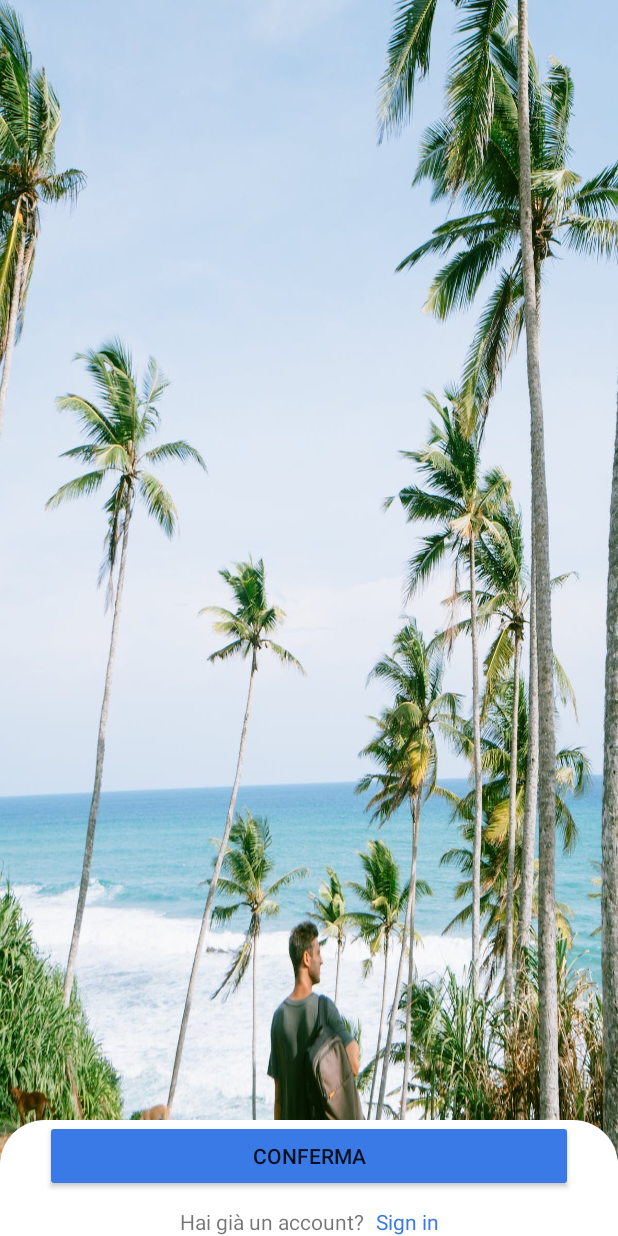
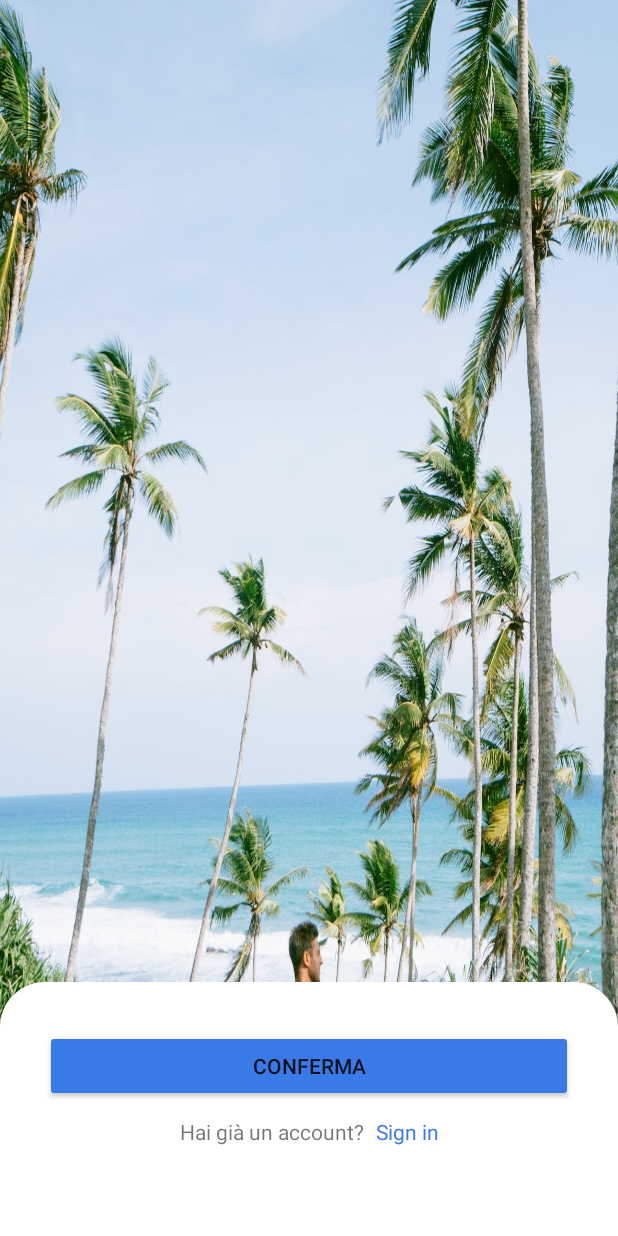
Before and after one commit to giuseppe2028/ProgettoPWM, an Android app: the screen it shows after launch (SchermataIniziale), on a phone screen of 412 x 824 dp. Run offline under Robolectric (Android 15) with nearby library versions, the phone set to English and light mode, and no system bars.

Commit message:
Sistemazione Schermate

```diff
--- a/app/src/main/java/com/example/progettopwm/SchermataIniziale/SchermataIniziale.kt
+++ b/app/src/main/java/com/example/progettopwm/SchermataIniziale/SchermataIniziale.kt
@@ -3,6 +3,7 @@ package com.example.progettopwm.SchermataIniziale
 import android.content.Intent
 import androidx.appcompat.app.AppCompatActivity
 import android.os.Bundle
+import android.util.Log
 import com.example.progettopwm.Login.Login
 import com.example.progettopwm.databinding.ActivitySchermataInizialeBinding
 
@@ -12,18 +13,11 @@ class SchermataIniziale : AppCompatActivity() {
             super.onCreate(savedInstanceState)
             binding = ActivitySchermataInizialeBinding.inflate(layoutInflater)
             setContentView(binding.root)
-            if(savedInstanceState == null){
 
-            }
-            //clickBottoni()
+
     }
 
-   /* private fun clickBottoni() {
-        binding.bottoneLogin.setOnClickListener {
-            startActivity(Intent(this, Login::class.java))
-        }
-    }
 
-    */
+
 
 }
--- a/app/src/main/java/com/example/progettopwm/SchermataIniziale/SchermataInizialeFragment.kt
+++ b/app/src/main/java/com/example/progettopwm/SchermataIniziale/SchermataInizialeFragment.kt
@@ -5,7 +5,9 @@ import androidx.fragment.app.Fragment
 import android.view.LayoutInflater
 import android.view.View
 import android.view.ViewGroup
+import androidx.core.os.bundleOf
 import com.example.progettopwm.R
+import com.example.progettopwm.databinding.FragmentSchermataInizialeBinding
 
 // TODO: Rename parameter arguments, choose names that match
 // the fragment initialization parameters, e.g. ARG_ITEM_NUMBER
@@ -17,7 +19,9 @@ private const val ARG_PARAM2 = "param2"
  * Use the [SchermataInizialeFragment.newInstance] factory method to
  * create an instance of this fragment.
  */
+
 class SchermataInizialeFragment : Fragment() {
+    private lateinit var binding:FragmentSchermataInizialeBinding
     // TODO: Rename and change types of parameters
     private var param1: String? = null
     private var param2: String? = null
@@ -34,8 +38,18 @@ class SchermataInizialeFragment : Fragment() {
         inflater: LayoutInflater, container: ViewGroup?,
         savedInstanceState: Bundle?
     ): View? {
+        binding = FragmentSchermataInizialeBinding.inflate(inflater)
+        textButton()
         // Inflate the layout for this fragment
-        return inflater.inflate(R.layout.fragment_schermata_iniziale, container, false)
+        return binding.root
+
+    }
+
+    private fun textButton() {
+        val result = true
+       binding.signin.setOnClickListener{
+           parentFragmentManager.setFragmentResult("SignIn", bundleOf("SignInRisposta" to result))
+       }
     }
 
     companion object {
--- a/app/src/main/res/layout/activity_schermata_iniziale.xml
+++ b/app/src/main/res/layout/activity_schermata_iniziale.xml
@@ -8,7 +8,7 @@
     tools:context=".SchermataIniziale.SchermataIniziale" >
 
     <androidx.fragment.app.FragmentContainerView
-        android:id="@+id/fragmentContainerView"
+        android:id="@+id/sottoschermata"
         android:name="com.example.progettopwm.SchermataIniziale.SchermataInizialeFragment"
         android:layout_width="match_parent"
         android:layout_height="wrap_content"
--- a/app/src/main/res/layout/fragment_schermata_iniziale.xml
+++ b/app/src/main/res/layout/fragment_schermata_iniziale.xml
@@ -12,6 +12,7 @@
         android:layout_width="match_parent"
         android:layout_height="wrap_content"
         android:layout_marginHorizontal="@dimen/marginButton"
+        android:layout_marginTop="32dp"
         android:layout_marginBottom="@dimen/maginBottoneSchermataIniziale"
         android:backgroundTint="@color/palette1"
         android:text="@string/conferma"
@@ -20,13 +21,14 @@
         app:layout_constraintHorizontal_bias="0.5"
         app:layout_constraintStart_toStartOf="parent"
         app:layout_constraintTop_toTopOf="parent"
-        app:layout_constraintVertical_bias="0.110000014"
+        app:layout_constraintVertical_bias="0.26"
         app:layout_constraintVertical_chainStyle="packed" />
 
     <TextView
         android:id="@+id/haiAccount"
         android:layout_width="wrap_content"
         android:layout_height="wrap_content"
+        android:layout_marginBottom="@dimen/marginSignIn"
         android:text="@string/haiAccount"
         app:layout_constraintBottom_toBottomOf="parent"
         app:layout_constraintEnd_toStartOf="@+id/signin"
--- a/app/src/main/res/values/SizeNumbers.xml
+++ b/app/src/main/res/values/SizeNumbers.xml
@@ -10,4 +10,5 @@
     <dimen name="radiusLogin">30dp</dimen>
     <dimen name="marginTextEdit">15dp</dimen>
     <dimen name="maginBottoneSchermataIniziale">10dp</dimen>
+    <dimen name="marginSignIn">60dp</dimen>
 </resources>
--- a/app/src/main/res/values/themes.xml
+++ b/app/src/main/res/values/themes.xml
@@ -1,6 +1,6 @@
 <resources xmlns:tools="http://schemas.android.com/tools">
     <!-- Base application theme. -->
-    <style name="Base.Theme.ProgettoPWM" parent="Theme.Material3.DayNight.NoActionBar">
+    <style name="Base.Theme.ProgettoPWM" parent="Theme.MaterialComponents.DayNight.NoActionBar">
         <!-- Customize your light theme here. -->
         <!-- <item name="colorPrimary">@color/my_light_primary</item> -->
     </style>
```
Also changed, not shown: app/src/main/java/com/example/progettopwm/Login/Login.kt (+26 -2 lines).
